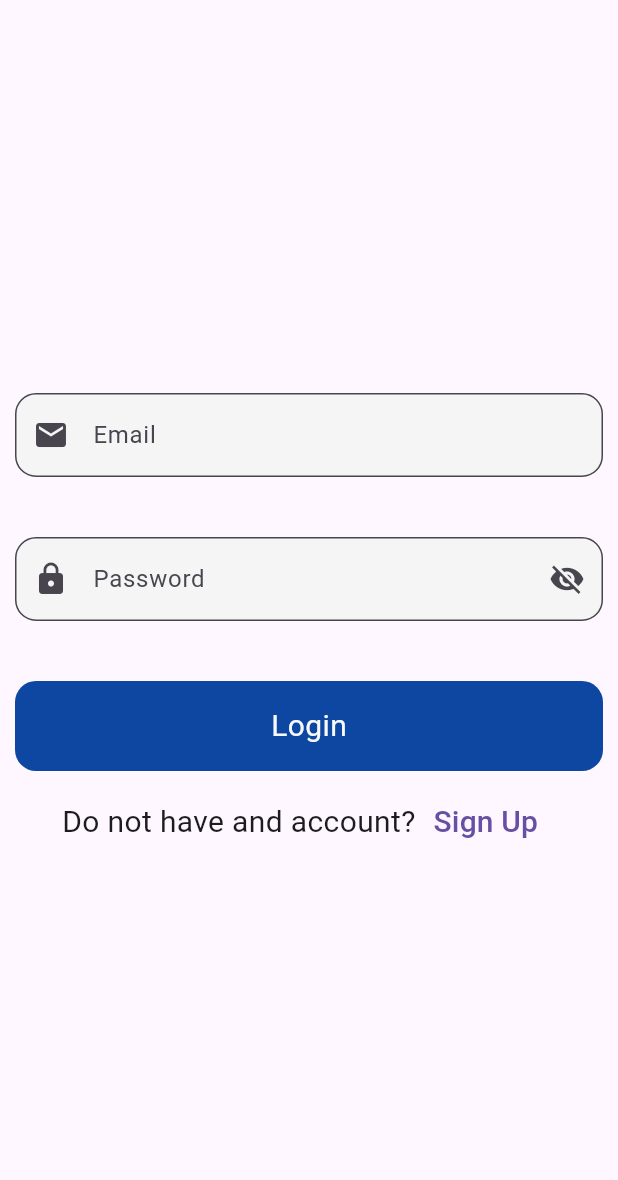
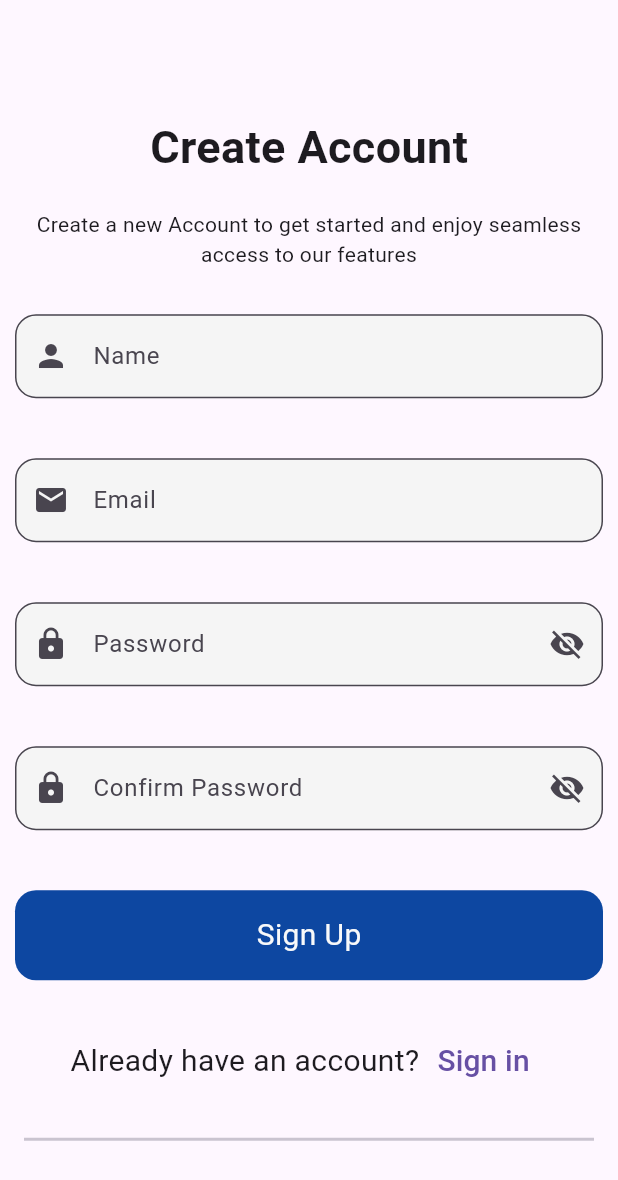
Before and after one commit to Arif-khan085/Chat_App, a Flutter app: the screen it shows after launch, after a tap on "Sign Up", on a phone screen of 412 x 824 dp. Shown: the top 1180 px of the screen. Run offline on Flutter 3.47's test engine with Material 3 defaults, Android fonts, the phone set to English and light mode, and no system bars; our stand-ins replace firebase_core; accounts and stored records are empty.

Commit message:
complete UIs

```diff
--- a/lib/view/screens/login_view/login.dart
+++ b/lib/view/screens/login_view/login.dart
@@ -1,8 +1,10 @@
 import 'package:chat_app/resources/colors/app_colors.dart';
 import 'package:chat_app/resources/roundbutton.dart';
+import 'package:chat_app/view/screens/signup_view/signup.dart';
 import 'package:chat_app/view/widget/passwordtextformfield/PasswordTextFormField.dart';
 
 import 'package:flutter/material.dart';
+
 
 import '../../widget/emailtextformfield/EmailTextFormField.dart';
 
@@ -15,6 +17,7 @@ class LoginScreen extends StatefulWidget {
 
 class _LoginScreenState extends State<LoginScreen> {
   bool _isHidden = true;
+  bool _isRemember = false;
 
   final TextEditingController emailController = TextEditingController();
   final TextEditingController passwordController = TextEditingController();
@@ -32,9 +35,19 @@ class _LoginScreenState extends State<LoginScreen> {
         mainAxisAlignment: MainAxisAlignment.center,
         crossAxisAlignment: CrossAxisAlignment.center,
         children: [
+          SizedBox(height: 20),
+          Text(
+            'Login',
+            style: TextStyle(fontSize: 30, fontWeight: FontWeight.bold),
+          ),
+          SizedBox(height: 20),
+          Text(
+            textAlign: TextAlign.center,
+            'Enter Your Email And Password to securely Access your Account and manage your services',
+          ),
+          SizedBox(height: 20),
           CustomTextFieldEmail(
             hintText: 'Enter Email',
-
             labelText: 'Email',
             prefixIcon: Icon(Icons.email),
             controller: emailController,
@@ -57,20 +70,53 @@ class _LoginScreenState extends State<LoginScreen> {
           ),
           SizedBox(height: 20),
           RoundButton(
-            title: 'Login',
+            title: 'Sign In',
             color: AppColors.primaryColors,
             textColor: AppColors.accent,
             onTap: () {},
           ),
+
+          Row(
+            mainAxisAlignment: MainAxisAlignment.spaceBetween,
+            children: [
+              Row(
+                children: [
+                  Checkbox(
+                    value: _isRemember,
+                    onChanged: (bool? _newValue) {
+                      setState(() {
+                        _isRemember = _newValue!;
+                      });
+                    },
+                  ),
+                  Text('Remember Me', style: TextStyle(fontSize: 18)),
+                ],
+              ),
+              TextButton(
+                onPressed: () {},
+                child: Text('Forget Password', style: TextStyle(fontSize: 18)),
+              ),
+            ],
+          ),
           Row(
             mainAxisAlignment: MainAxisAlignment.center,
             children: [
-              Text('Do not have and account?', style: TextStyle(fontSize: 20)),
+              Text('Do not have an account?', style: TextStyle(fontSize: 20)),
               TextButton(
-                onPressed: () {},
+                onPressed: () {
+                  Navigator.push(
+                    context,
+                    MaterialPageRoute(builder: (context) => SignUpScreen()),
+                  );
+                },
                 child: Text('Sign Up', style: TextStyle(fontSize: 20)),
               ),
             ],
+          ),
+          SizedBox(height: 20),
+          Padding(
+            padding: const EdgeInsets.only(right: 16, left: 16),
+            child: Divider(thickness: 2),
           ),
         ],
       ),
--- a/lib/view/screens/signup_view/signup.dart
+++ b/lib/view/screens/signup_view/signup.dart
@@ -1,28 +1,36 @@
 import 'package:chat_app/resources/colors/app_colors.dart';
 import 'package:chat_app/resources/roundbutton.dart';
+import 'package:chat_app/view/screens/signup_view/signup.dart';
+import 'package:chat_app/view/widget/nametextformfield/NameTextFormField.dart';
 import 'package:chat_app/view/widget/passwordtextformfield/PasswordTextFormField.dart';
 
 import 'package:flutter/material.dart';
 
 import '../../widget/emailtextformfield/EmailTextFormField.dart';
+import '../login_view/login.dart';
 
-class LoginScreen extends StatefulWidget {
-  LoginScreen({super.key});
+class SignUpScreen extends StatefulWidget {
+  SignUpScreen({super.key});
 
   @override
-  State<LoginScreen> createState() => _LoginScreenState();
+  State<SignUpScreen> createState() => _SignUpScreenState();
 }
 
-class _LoginScreenState extends State<LoginScreen> {
+class _SignUpScreenState extends State<SignUpScreen> {
   bool _isHidden = true;
+  bool _isRemember = false;
 
+  final TextEditingController nameController = TextEditingController();
   final TextEditingController emailController = TextEditingController();
   final TextEditingController passwordController = TextEditingController();
+  final TextEditingController confirmController = TextEditingController();
 
   @override
   void dispose() {
+    nameController.dispose();
     emailController.dispose();
     passwordController.dispose();
+    confirmController.dispose();
     super.dispose();
   }
 
@@ -32,7 +40,19 @@ class _LoginScreenState extends State<LoginScreen> {
         mainAxisAlignment: MainAxisAlignment.center,
         crossAxisAlignment: CrossAxisAlignment.center,
         children: [
-
+          SizedBox(height: 20),
+          Text(
+            'Create Account',
+            style: TextStyle(fontSize: 30, fontWeight: FontWeight.bold),
+          ),
+          SizedBox(height: 20),
+          Text(
+            textAlign: TextAlign.center,
+            'Create a new Account to get started and enjoy seamless access to our features',
+          ),
+          SizedBox(height: 20),
+          CustomTextFieldName(hintText: 'Enter name ', controller: nameController, prefixIcon: Icon(Icons.person), labelText: 'Name'),
+          SizedBox(height: 20),
           CustomTextFieldEmail(
             hintText: 'Enter Email',
             labelText: 'Email',
@@ -56,21 +76,48 @@ class _LoginScreenState extends State<LoginScreen> {
             labelText: 'Password',
           ),
           SizedBox(height: 20),
+          CustomTextFieldPassword(
+            obscureText: _isHidden,
+            hintText: 'Enter Confirm Password',
+            controller: confirmController,
+            prefixIcon: Icon(Icons.lock),
+            suffixIcon: IconButton(
+              icon: Icon(_isHidden ? Icons.visibility_off : Icons.visibility),
+              onPressed: () {
+                setState(() {
+                  _isHidden = !_isHidden;
+                });
+              },
+            ),
+            labelText: 'Confirm Password',
+          ),
+          SizedBox(height: 20,),
           RoundButton(
-            title: 'Login',
+            title: 'Sign Up',
             color: AppColors.primaryColors,
             textColor: AppColors.accent,
             onTap: () {},
           ),
+          SizedBox(height: 20,),
           Row(
             mainAxisAlignment: MainAxisAlignment.center,
             children: [
-              Text('Do not have and account?', style: TextStyle(fontSize: 20)),
+              Text('Already have an account?', style: TextStyle(fontSize: 20)),
               TextButton(
-                onPressed: () {},
-                child: Text('Sign Up', style: TextStyle(fontSize: 20)),
+                onPressed: () {
+                  Navigator.push(
+                    context,
+                    MaterialPageRoute(builder: (context) => LoginScreen()),
+                  );
+                },
+                child: Text('Sign in', style: TextStyle(fontSize: 20)),
               ),
             ],
+          ),
+          SizedBox(height: 20),
+          Padding(
+            padding: const EdgeInsets.only(right: 16, left: 16),
+            child: Divider(thickness: 2),
           ),
         ],
       ),
```
Also changed, not shown: pubspec.lock.
